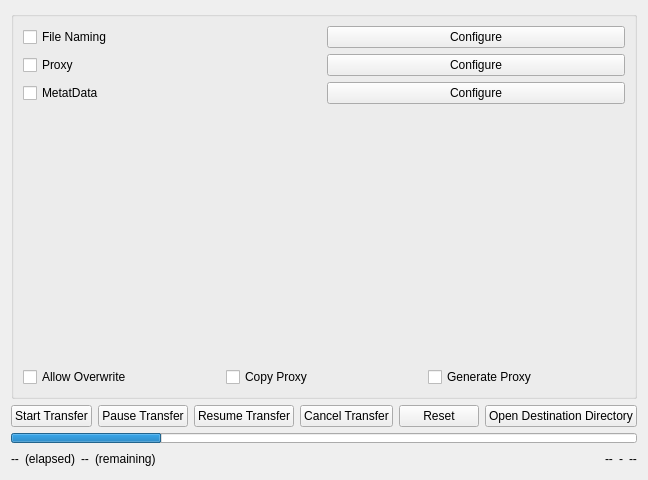
This is Libs/UserInterfaces/SourceFunctions.ui in AltaArts/SourceTab--Prism-Plugin as Qt 5 draws it before an edit. The edited form follows.
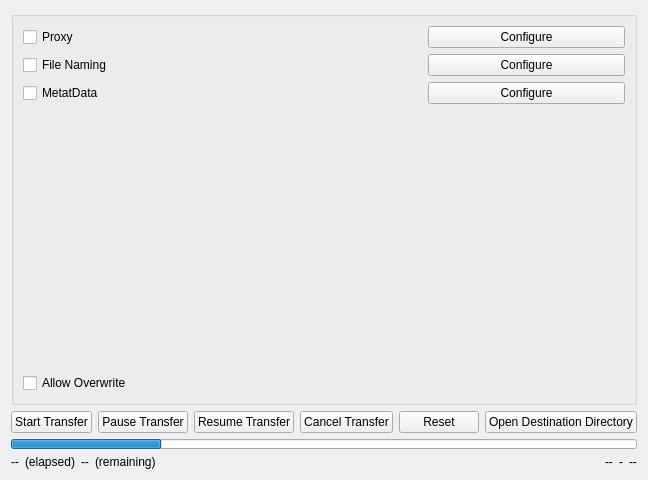
This is the edited form.

Commit message: More work on Proxy Handling #48 #43

Diff of the .ui file:
```diff
--- a/Libs/UserInterfaces/SourceFunctions.ui
+++ b/Libs/UserInterfaces/SourceFunctions.ui
@@ -22,9 +22,6 @@
   <layout class="QHBoxLayout" name="horizontalLayout">
    <item>
     <widget class="QSplitter" name="splitter">
-     <property name="orientation">
-      <enum>Qt::Orientation::Horizontal</enum>
-     </property>
      <widget class="QWidget" name="w_functions" native="true">
       <property name="sizePolicy">
        <sizepolicy hsizetype="Preferred" vsizetype="Preferred">
@@ -54,24 +51,6 @@
           <string/>
          </property>
          <layout class="QVBoxLayout" name="gb_lo_functions">
-          <item>
-           <layout class="QHBoxLayout" name="lo_ovr_fileNaming">
-            <item>
-             <widget class="QCheckBox" name="chb_ovr_fileNaming">
-              <property name="text">
-               <string>File Naming</string>
-              </property>
-             </widget>
-            </item>
-            <item>
-             <widget class="QPushButton" name="b_ovr_config_fileNaming">
-              <property name="text">
-               <string>Configure</string>
-              </property>
-             </widget>
-            </item>
-           </layout>
-          </item>
           <item>
            <layout class="QHBoxLayout" name="lo_ovr_proxy">
             <item>
@@ -81,6 +60,13 @@
               </property>
              </widget>
             </item>
+            <item>
+             <widget class="QLabel" name="l_proxyMode">
+              <property name="text">
+               <string/>
+              </property>
+             </widget>
+            </item>
             <item>
              <widget class="QPushButton" name="b_ovr_config_proxy">
               <property name="text">
@@ -90,6 +76,31 @@
             </item>
            </layout>
           </item>
+          <item>
+           <layout class="QHBoxLayout" name="lo_ovr_fileNaming">
+            <item>
+             <widget class="QCheckBox" name="chb_ovr_fileNaming">
+              <property name="text">
+               <string>File Naming</string>
+              </property>
+             </widget>
+            </item>
+            <item>
+             <widget class="QLabel" name="l_enabledNameMods">
+              <property name="text">
+               <string/>
+              </property>
+             </widget>
+            </item>
+            <item>
+             <widget class="QPushButton" name="b_ovr_config_fileNaming">
+              <property name="text">
+               <string>Configure</string>
+              </property>
+             </widget>
+            </item>
+           </layout>
+          </item>
           <item>
            <layout class="QHBoxLayout" name="lo_ovr_metadata">
             <item>
@@ -99,6 +110,13 @@
               </property>
              </widget>
             </item>
+            <item>
+             <widget class="QLabel" name="l_enabledMetaData">
+              <property name="text">
+               <string/>
+              </property>
+             </widget>
+            </item>
             <item>
              <widget class="QPushButton" name="b_ovr_config_metadata">
               <property name="text">
@@ -114,12 +132,12 @@
              <enum>Qt::Orientation::Vertical</enum>
             </property>
             <property name="sizeType">
-             <enum>QSizePolicy::Policy::MinimumExpanding</enum>
+             <enum>QSizePolicy::Expanding</enum>
             </property>
             <property name="sizeHint" stdset="0">
              <size>
-              <width>20</width>
-              <height>50</height>
+              <width>50</width>
+              <height>20</height>
              </size>
             </property>
            </spacer>
@@ -133,20 +151,6 @@
               </property>
              </widget>
             </item>
-            <item>
-             <widget class="QCheckBox" name="chb_copyProxy">
-              <property name="text">
-               <string>Copy Proxy</string>
-              </property>
-             </widget>
-            </item>
-            <item>
-             <widget class="QCheckBox" name="chb_generateProxy">
-              <property name="text">
-               <string>Generate Proxy</string>
-              </property>
-             </widget>
-            </item>
            </layout>
           </item>
          </layout>
@@ -256,7 +260,7 @@
            <property name="sizeHint" stdset="0">
             <size>
              <width>40</width>
-             <height>20</height>
+             <height>10</height>
             </size>
            </property>
           </spacer>
```
Left out of the diff: 4 changed lines with no effect on the pictures. The commit also changes 6 other files.
